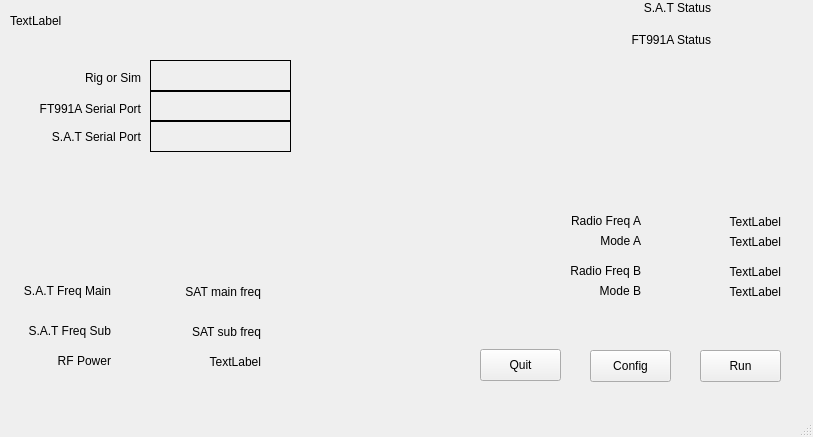
First picture: the form in mainwindow.ui, repository challinan/SAT-FT991-Proxy, before the edit.
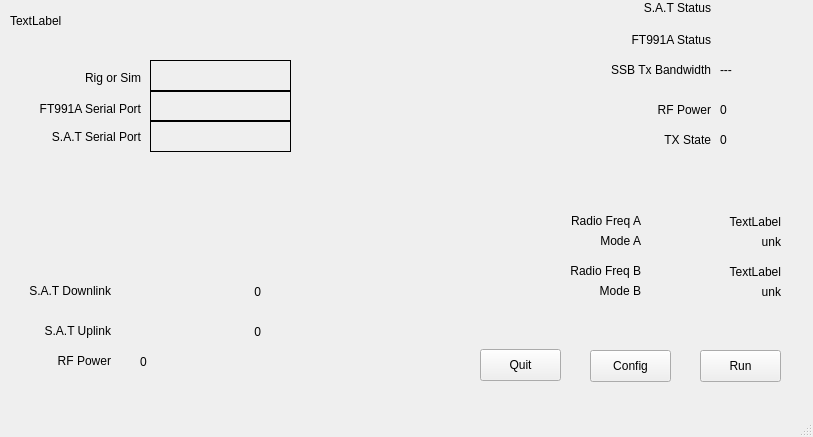
Second picture: the form after the edit. Custom widgets are drawn as their Qt base class.

```diff
--- a/mainwindow.ui
+++ b/mainwindow.ui
@@ -163,7 +163,7 @@
      </rect>
     </property>
     <property name="text">
-     <string>S.A.T Freq Main</string>
+     <string>S.A.T Downlink</string>
     </property>
     <property name="alignment">
      <set>Qt::AlignmentFlag::AlignRight|Qt::AlignmentFlag::AlignTrailing|Qt::AlignmentFlag::AlignVCenter</set>
@@ -179,7 +179,7 @@
      </rect>
     </property>
     <property name="text">
-     <string>S.A.T Freq Sub</string>
+     <string>S.A.T Uplink</string>
     </property>
     <property name="alignment">
      <set>Qt::AlignmentFlag::AlignRight|Qt::AlignmentFlag::AlignTrailing|Qt::AlignmentFlag::AlignVCenter</set>
@@ -195,7 +195,7 @@
      </rect>
     </property>
     <property name="text">
-     <string>SAT main freq</string>
+     <string>0</string>
     </property>
     <property name="alignment">
      <set>Qt::AlignmentFlag::AlignRight|Qt::AlignmentFlag::AlignTrailing|Qt::AlignmentFlag::AlignVCenter</set>
@@ -211,7 +211,7 @@
      </rect>
     </property>
     <property name="text">
-     <string>SAT sub freq</string>
+     <string>0</string>
     </property>
     <property name="alignment">
      <set>Qt::AlignmentFlag::AlignRight|Qt::AlignmentFlag::AlignTrailing|Qt::AlignmentFlag::AlignVCenter</set>
@@ -243,10 +243,10 @@
      </rect>
     </property>
     <property name="text">
-     <string>TextLabel</string>
+     <string>0</string>
     </property>
     <property name="alignment">
-     <set>Qt::AlignmentFlag::AlignRight|Qt::AlignmentFlag::AlignTrailing|Qt::AlignmentFlag::AlignVCenter</set>
+     <set>Qt::AlignmentFlag::AlignLeading|Qt::AlignmentFlag::AlignLeft|Qt::AlignmentFlag::AlignVCenter</set>
     </property>
    </widget>
    <widget class="QLabel" name="radioFreqA_label">
@@ -339,7 +339,7 @@
      </rect>
     </property>
     <property name="text">
-     <string>TextLabel</string>
+     <string>unk</string>
     </property>
     <property name="alignment">
      <set>Qt::AlignmentFlag::AlignRight|Qt::AlignmentFlag::AlignTrailing|Qt::AlignmentFlag::AlignVCenter</set>
@@ -371,7 +371,7 @@
      </rect>
     </property>
     <property name="text">
-     <string>TextLabel</string>
+     <string>unk</string>
     </property>
     <property name="alignment">
      <set>Qt::AlignmentFlag::AlignRight|Qt::AlignmentFlag::AlignTrailing|Qt::AlignmentFlag::AlignVCenter</set>
@@ -439,6 +439,142 @@
      </rect>
     </property>
    </widget>
+   <widget class="QLabel" name="labelSSB_TxBWdisp">
+    <property name="geometry">
+     <rect>
+      <x>580</x>
+      <y>60</y>
+      <width>131</width>
+      <height>20</height>
+     </rect>
+    </property>
+    <property name="text">
+     <string>SSB Tx Bandwidth</string>
+    </property>
+    <property name="alignment">
+     <set>Qt::AlignmentFlag::AlignRight|Qt::AlignmentFlag::AlignTrailing|Qt::AlignmentFlag::AlignVCenter</set>
+    </property>
+   </widget>
+   <widget class="QLabel" name="labelSSB_TxBW">
+    <property name="geometry">
+     <rect>
+      <x>720</x>
+      <y>60</y>
+      <width>71</width>
+      <height>20</height>
+     </rect>
+    </property>
+    <property name="text">
+     <string>---</string>
+    </property>
+    <property name="alignment">
+     <set>Qt::AlignmentFlag::AlignLeading|Qt::AlignmentFlag::AlignLeft|Qt::AlignmentFlag::AlignVCenter</set>
+    </property>
+   </widget>
+   <widget class="LedWidget" name="ledMainActive" native="true">
+    <property name="geometry">
+     <rect>
+      <x>290</x>
+      <y>280</y>
+      <width>21</width>
+      <height>21</height>
+     </rect>
+    </property>
+    <property name="ledColor" stdset="0">
+     <color>
+      <red>209</red>
+      <green>209</green>
+      <blue>209</blue>
+     </color>
+    </property>
+    <property name="isOn" stdset="0">
+     <bool>true</bool>
+    </property>
+   </widget>
+   <widget class="LedWidget" name="ledSubActive" native="true">
+    <property name="geometry">
+     <rect>
+      <x>290</x>
+      <y>320</y>
+      <width>21</width>
+      <height>21</height>
+     </rect>
+    </property>
+    <property name="ledColor" stdset="0">
+     <color>
+      <red>209</red>
+      <green>209</green>
+      <blue>209</blue>
+     </color>
+    </property>
+    <property name="isOn" stdset="0">
+     <bool>true</bool>
+    </property>
+   </widget>
+   <widget class="QLabel" name="labelSSB_TxBWdisp_2">
+    <property name="geometry">
+     <rect>
+      <x>580</x>
+      <y>100</y>
+      <width>131</width>
+      <height>20</height>
+     </rect>
+    </property>
+    <property name="text">
+     <string>RF Power</string>
+    </property>
+    <property name="alignment">
+     <set>Qt::AlignmentFlag::AlignRight|Qt::AlignmentFlag::AlignTrailing|Qt::AlignmentFlag::AlignVCenter</set>
+    </property>
+   </widget>
+   <widget class="QLabel" name="labelRfPower">
+    <property name="geometry">
+     <rect>
+      <x>720</x>
+      <y>100</y>
+      <width>51</width>
+      <height>20</height>
+     </rect>
+    </property>
+    <property name="text">
+     <string>0</string>
+    </property>
+    <property name="alignment">
+     <set>Qt::AlignmentFlag::AlignLeading|Qt::AlignmentFlag::AlignLeft|Qt::AlignmentFlag::AlignVCenter</set>
+    </property>
+   </widget>
+   <widget class="QLabel" name="labelSSB_TxBWdisp_3">
+    <property name="geometry">
+     <rect>
+      <x>580</x>
+      <y>130</y>
+      <width>131</width>
+      <height>20</height>
+     </rect>
+    </property>
+    <property name="text">
+     <string>TX State</string>
+    </property>
+    <property name="alignment">
+     <set>Qt::AlignmentFlag::AlignRight|Qt::AlignmentFlag::AlignTrailing|Qt::AlignmentFlag::AlignVCenter</set>
+    </property>
+   </widget>
+   <widget class="QLabel" name="labelTxState">
+    <property name="geometry">
+     <rect>
+      <x>720</x>
+      <y>130</y>
+      <width>51</width>
+      <height>20</height>
+     </rect>
+    </property>
+    <property name="text">
+     <string>0</string>
+    </property>
+    <property name="alignment">
+     <set>Qt::AlignmentFlag::AlignLeading|Qt::AlignmentFlag::AlignLeft|Qt::AlignmentFlag::AlignVCenter</set>
+    </property>
+   </widget>
   </widget>
   <widget class="QMenuBar" name="menubar">
    <property name="geometry">
```
Left out of the diff: 19 changed lines with no effect on the pictures.
